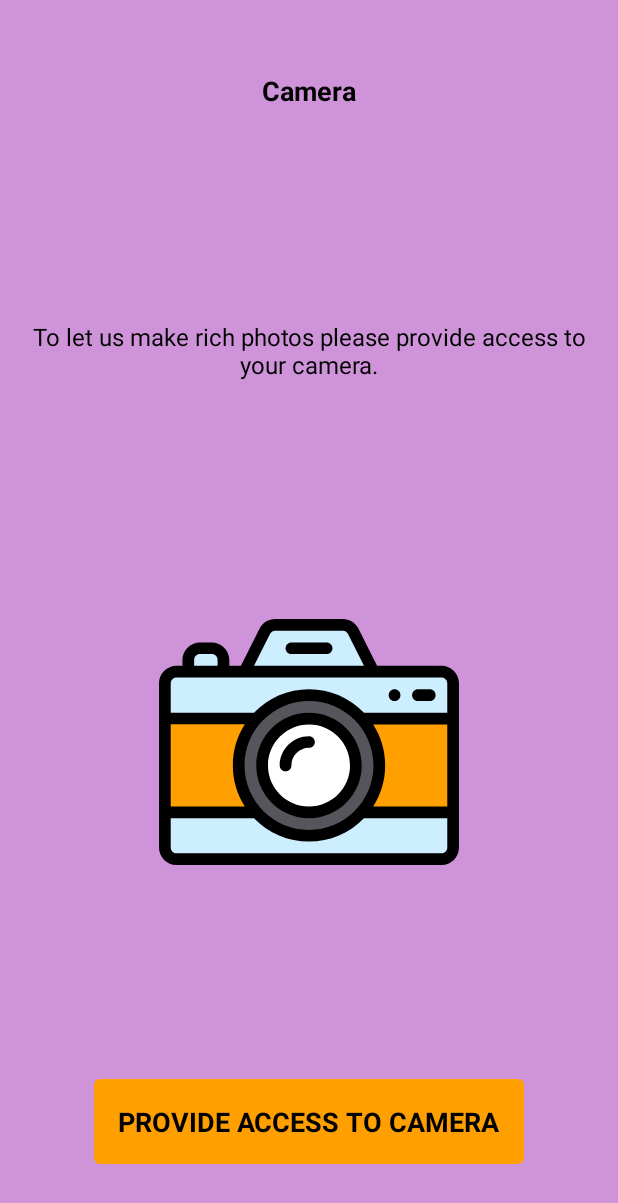
After one commit to DenisYelkin/CameraFiltersSample, an Android app: the layout fragment_permissions.xml on its own in the app's theme, with its tools: preview values and no code run, on a phone screen of 412 x 824 dp. The commit adds this screen. Shown: the top 1203 px of the screen. Run offline under Robolectric (Android 15) with nearby library versions, the phone set to English and light mode, and no system bars.

Commit message:
Requesting permissions

```diff
--- a/app/build.gradle
+++ b/app/build.gradle
@@ -24,7 +24,7 @@ android {
 
 dependencies {
     implementation fileTree(dir: 'libs', include: ['*.jar'])
-    implementation"org.jetbrains.kotlin:kotlin-stdlib-jdk7:$kotlin_version"
+    implementation "org.jetbrains.kotlin:kotlin-stdlib-jdk7:$kotlin_version"
     implementation 'androidx.appcompat:appcompat:1.1.0'
     implementation 'androidx.core:core-ktx:1.1.0'
     implementation 'androidx.constraintlayout:constraintlayout:1.1.3'
--- a/app/src/main/AndroidManifest.xml
+++ b/app/src/main/AndroidManifest.xml
@@ -1,5 +1,8 @@
 <manifest xmlns:android="http://schemas.android.com/apk/res/android"
     package="com.elkin.sample">
+
+    <uses-permission android:name="android.permission.CAMERA" />
+    <uses-permission android:name="android.permission.WRITE_EXTERNAL_STORAGE" />
 
     <application
         android:allowBackup="false"
--- /dev/null
+++ b/app/src/main/res/drawable/ic_permission_camera.xml
@@ -0,0 +1,40 @@
+<vector xmlns:android="http://schemas.android.com/apk/res/android"
+    android:width="200dp"
+    android:height="200dp"
+    android:autoMirrored="true"
+    android:viewportWidth="512"
+    android:viewportHeight="512">
+    <path
+        android:fillColor="@color/secondary"
+        android:pathData="M10,216h492v160h-492z" />
+    <path
+        android:fillColor="#CCEEFF"
+        android:pathData="M10,376v60c0,11.05 8.95,20 20,20h452c11.05,0 20,-8.95 20,-20v-60H10z" />
+    <path
+        android:fillColor="#CCEEFF"
+        android:pathData="M482,136H366l-34.47,-68.94C328.14,60.28 321.21,56 313.64,56H198.36c-7.57,0 -14.5,4.28 -17.89,11.06L146,136h-36v-20c0,-11.05 -8.95,-20 -20,-20H70c-11.05,0 -20,8.95 -20,20v20H30c-11.05,0 -20,8.95 -20,20v60h492v-60C502,144.95 493.05,136 482,136z" />
+    <path
+        android:fillColor="#57555C"
+        android:pathData="M376,296c0,66.135 -53.618,120 -120,120c-66.394,0 -120,-53.878 -120,-120c0,-66.135 53.618,-120 120,-120C322.394,176 376,229.878 376,296z" />
+    <path
+        android:fillColor="#FFFFFF"
+        android:pathData="M256,216c44.11,0 80,35.89 80,80s-35.89,80 -80,80s-80,-35.89 -80,-80S211.89,216 256,216z" />
+    <path
+        android:fillColor="#FF000000"
+        android:pathData="M402,186c5.52,0 10,-4.48 10,-10s-4.48,-10 -10,-10s-10,4.48 -10,10S396.48,186 402,186z" />
+    <path
+        android:fillColor="#FF000000"
+        android:pathData="M482,126H372.18l-31.706,-63.413C335.357,52.356 325.075,46 313.64,46H198.36c-11.437,0 -21.719,6.356 -26.834,16.588L139.82,126H120v-10c0,-16.542 -13.458,-30 -30,-30H70c-16.542,0 -30,13.458 -30,30v10H30c-16.542,0 -30,13.458 -30,30c0,27.175 0,269.429 0,280c0,16.542 13.458,30 30,30h452c16.542,0 30,-13.458 30,-30c0,-27.175 0,-269.429 0,-280C512,139.458 498.542,126 482,126zM20,225.9h126.451C133.161,246.661 126,270.992 126,296c0,25.01 7.162,49.243 20.45,70H20V225.9zM146,296c0,-61.205 49.79,-110 110,-110c60.133,0 110,48.719 110,110c0,61.212 -49.797,110 -110,110C195.743,406 146,357.158 146,296zM386,296c0,-25.009 -7.161,-49.239 -20.451,-70H492v140H365.549C378.839,345.239 386,321.009 386,296zM189.415,71.532C191.121,68.12 194.548,66 198.36,66h115.28c3.812,0 7.24,2.12 8.946,5.532L349.82,126H162.18L189.415,71.532zM60,116c0,-5.514 4.486,-10 10,-10h20c5.514,0 10,4.486 10,10v10H60V116zM30,146c9.081,0 437.942,0 452,0c5.514,0 10,4.486 10,10v50H349.774c-24.434,-25.472 -58.348,-40 -93.774,-40c-35.43,0 -69.347,14.532 -93.775,40H20v-50C20,150.486 24.486,146 30,146zM482,446H30c-5.514,0 -10,-4.486 -10,-10v-50h142.226c24.435,25.472 58.349,40 93.774,40c35.431,0 69.348,-14.532 93.775,-40H492v50C492,441.514 487.514,446 482,446z" />
+    <path
+        android:fillColor="#FF000000"
+        android:pathData="M286,86h-60c-5.523,0 -10,4.477 -10,10s4.477,10 10,10h60c5.522,0 10,-4.477 10,-10S291.522,86 286,86z" />
+    <path
+        android:fillColor="#FF000000"
+        android:pathData="M256,386c49.626,0 90,-40.374 90,-90s-40.374,-90 -90,-90s-90,40.374 -90,90S206.374,386 256,386zM256,226c38.598,0 70,31.402 70,70s-31.402,70 -70,70s-70,-31.402 -70,-70S217.402,226 256,226z" />
+    <path
+        android:fillColor="#FF000000"
+        android:pathData="M216,306c5.523,0 10,-4.477 10,-10c0,-16.542 13.458,-30 30,-30c5.522,0 10,-4.477 10,-10s-4.478,-10 -10,-10c-27.57,0 -50,22.43 -50,50C206,301.523 210.477,306 216,306z" />
+    <path
+        android:fillColor="#FF000000"
+        android:pathData="M442,186h20c5.522,0 10,-4.477 10,-10s-4.478,-10 -10,-10h-20c-5.522,0 -10,4.477 -10,10S436.478,186 442,186z" />
+</vector>
--- /dev/null
+++ b/app/src/main/res/drawable/selector_button_text_view.xml
@@ -0,0 +1,11 @@
+<?xml version="1.0" encoding="utf-8"?>
+<ripple xmlns:android="http://schemas.android.com/apk/res/android"
+    android:color="@color/secondary_light">
+
+    <item>
+        <shape android:shape="rectangle">
+            <solid android:color="@color/secondary" />
+            <corners android:radius="4dp" />
+        </shape>
+    </item>
+</ripple>
--- a/app/src/main/res/layout/activity_main.xml
+++ b/app/src/main/res/layout/fragment_main.xml
@@ -8,7 +8,7 @@
         android:id="@+id/mainActivity_welcomeTextView"
         android:layout_width="wrap_content"
         android:layout_height="wrap_content"
-        android:text="@string/mainActivity_welcomeMessage"
+        android:text="@string/mainFragment_welcomeMessage"
         app:layout_constraintBottom_toBottomOf="parent"
         app:layout_constraintEnd_toEndOf="parent"
         app:layout_constraintStart_toStartOf="parent"
--- /dev/null
+++ b/app/src/main/res/layout/fragment_permissions.xml
@@ -0,0 +1,86 @@
+<?xml version="1.0" encoding="utf-8"?>
+<androidx.constraintlayout.widget.ConstraintLayout xmlns:android="http://schemas.android.com/apk/res/android"
+    xmlns:app="http://schemas.android.com/apk/res-auto"
+    xmlns:tools="http://schemas.android.com/tools"
+    android:layout_width="match_parent"
+    android:layout_height="match_parent"
+    android:background="@color/primary">
+
+    <androidx.constraintlayout.widget.Guideline
+        android:id="@+id/permissionsFragment_topGuideline"
+        android:layout_width="wrap_content"
+        android:layout_height="wrap_content"
+        android:orientation="horizontal"
+        app:layout_constraintGuide_begin="32dp" />
+
+    <androidx.appcompat.widget.AppCompatTextView
+        android:id="@+id/permissionsFragment_titleTextView"
+        style="@style/baseTextView"
+        android:layout_width="wrap_content"
+        android:layout_height="wrap_content"
+        android:layout_margin="16dp"
+        android:textSize="@dimen/view_textSize_18sp"
+        android:textStyle="bold"
+        app:autoSizeMaxTextSize="@dimen/view_textSize_18sp"
+        app:autoSizeMinTextSize="@dimen/view_textSize_8sp"
+        app:autoSizeTextType="uniform"
+        app:layout_constraintEnd_toEndOf="parent"
+        app:layout_constraintStart_toStartOf="parent"
+        app:layout_constraintTop_toBottomOf="@+id/permissionsFragment_topGuideline"
+        tools:text="Camera" />
+
+    <androidx.appcompat.widget.AppCompatTextView
+        android:id="@+id/permissionsFragment_messageTextView"
+        style="@style/baseTextView"
+        android:layout_width="0dp"
+        android:layout_height="wrap_content"
+        android:layout_margin="16dp"
+        android:gravity="center"
+        app:autoSizeMaxTextSize="@dimen/view_textSize_16sp"
+        app:autoSizeMinTextSize="@dimen/view_textSize_8sp"
+        app:autoSizeTextType="uniform"
+        app:layout_constraintBottom_toTopOf="@+id/permissionsFragment_iconImageView"
+        app:layout_constraintEnd_toEndOf="parent"
+        app:layout_constraintStart_toStartOf="parent"
+        app:layout_constraintTop_toBottomOf="@+id/permissionsFragment_titleTextView"
+        app:layout_constraintWidth_default="wrap"
+        tools:text="To let us make rich photos please provide access to your camera." />
+
+    <androidx.appcompat.widget.AppCompatImageView
+        android:id="@+id/permissionsFragment_iconImageView"
+        android:layout_width="wrap_content"
+        android:layout_height="wrap_content"
+        app:layout_constraintBottom_toTopOf="@+id/permissionsFragment_requestPermissionButton"
+        app:layout_constraintEnd_toEndOf="parent"
+        app:layout_constraintStart_toStartOf="parent"
+        app:layout_constraintTop_toBottomOf="@+id/permissionsFragment_messageTextView"
+        app:srcCompat="@drawable/ic_permission_camera" />
+
+    <androidx.appcompat.widget.AppCompatTextView
+        android:id="@+id/permissionsFragment_requestPermissionButton"
+        android:layout_width="0dp"
+        android:layout_height="wrap_content"
+        android:layout_margin="16dp"
+        android:background="@drawable/selector_button_text_view"
+        android:padding="16dp"
+        android:textAllCaps="true"
+        android:textColor="@color/text"
+        android:textSize="@dimen/view_textSize_18sp"
+        android:textStyle="bold"
+        app:autoSizeMaxTextSize="@dimen/view_textSize_18sp"
+        app:autoSizeMinTextSize="@dimen/view_textSize_8sp"
+        app:autoSizeTextType="uniform"
+        app:layout_constraintBottom_toTopOf="@+id/permissionsFragment_bottomGuideline"
+        app:layout_constraintEnd_toEndOf="parent"
+        app:layout_constraintStart_toStartOf="parent"
+        app:layout_constraintWidth_default="wrap"
+        tools:text="Provide access to camera" />
+
+    <androidx.constraintlayout.widget.Guideline
+        android:id="@+id/permissionsFragment_bottomGuideline"
+        android:layout_width="wrap_content"
+        android:layout_height="wrap_content"
+        android:orientation="horizontal"
+        app:layout_constraintGuide_end="32dp" />
+
+</androidx.constraintlayout.widget.ConstraintLayout>
--- a/app/src/main/res/values/colors.xml
+++ b/app/src/main/res/values/colors.xml
@@ -1,6 +1,12 @@
 <?xml version="1.0" encoding="utf-8"?>
 <resources>
-    <color name="colorPrimary">#008577</color>
-    <color name="colorPrimaryDark">#00574B</color>
-    <color name="colorAccent">#D81B60</color>
+    <color name="primary">#ce93d8</color>
+    <color name="primary_light">#ffc4ff</color>
+    <color name="primary_dark">#9c64a6</color>
+
+    <color name="secondary">#ffa000</color>
+    <color name="secondary_light">#ffd149</color>
+    <color name="secondary_dark">#c67100</color>
+
+    <color name="text">#000000</color>
 </resources>
--- /dev/null
+++ b/app/src/main/res/values/dimen.xml
@@ -0,0 +1,8 @@
+<?xml version="1.0" encoding="utf-8"?>
+<resources>
+    <dimen name="view_textSize_8sp">8sp</dimen>
+    <dimen name="view_textSize_16sp">16sp</dimen>
+    <dimen name="view_textSize_18sp">18sp</dimen>
+
+    <dimen name="view_textSize">@dimen/view_textSize_16sp</dimen>
+</resources>
--- a/app/src/main/res/values/styles.xml
+++ b/app/src/main/res/values/styles.xml
@@ -2,10 +2,12 @@
 
     <!-- Base application theme. -->
     <style name="AppTheme" parent="Theme.AppCompat.Light.DarkActionBar">
-        <!-- Customize your theme here. -->
-        <item name="colorPrimary">@color/colorPrimary</item>
-        <item name="colorPrimaryDark">@color/colorPrimaryDark</item>
-        <item name="colorAccent">@color/colorAccent</item>
+    </style>
+
+    <style name="baseTextView">
+        <item name="android:textSize">@dimen/view_textSize</item>
+        <item name="android:textColor">@color/text</item>
+        <item name="android:textDirection">locale</item>
     </style>
 
 </resources>
```
Also changed, not shown: app/src/main/java/com/elkin/sample/ui/MainActivity.kt (+9 -2 lines), app/src/main/java/com/elkin/sample/ui/fragment/MainFragment.kt (added, +20 -0 lines), app/src/main/java/com/elkin/sample/ui/fragment/PermissionsFragment.kt (added, +115 -0 lines), app/src/main/java/com/elkin/sample/ui/util/SingleClickAdapter.kt (added, +38 -0 lines), app/src/main/java/com/elkin/sample/util/PermissionUtil.kt (added, +23 -0 lines), app/src/main/res/values/strings.xml (+6 -1 lines).
